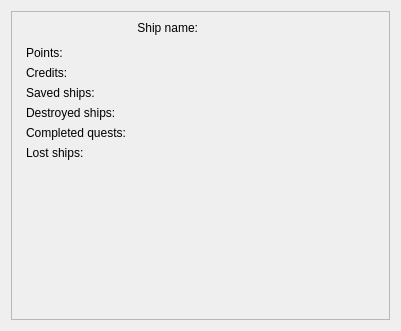
Qt form GalaxyGame/Student/statisticswindow.ui (ado130/GalaxyGame) before a commit.
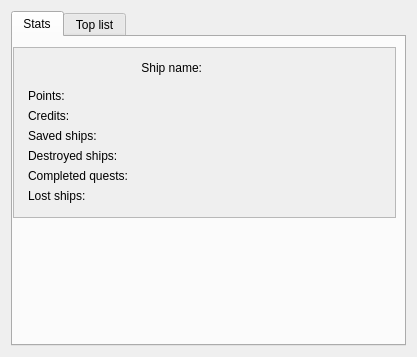
The same form after that commit. The open tabs and pages were chosen to show the change. Icons and pictures are not drawn.

Commit message: Merge + added top list

Patch:
```diff
--- a/GalaxyGame/Student/statisticswindow.ui
+++ b/GalaxyGame/Student/statisticswindow.ui
@@ -9,8 +9,8 @@
    <rect>
     <x>0</x>
     <y>0</y>
-    <width>401</width>
-    <height>331</height>
+    <width>417</width>
+    <height>357</height>
    </rect>
   </property>
   <property name="sizePolicy">
@@ -26,9 +26,25 @@
    <iconset resource="resources.qrc">
     <normaloff>:/images/images/favicon.png</normaloff>:/images/images/favicon.png</iconset>
   </property>
-  <layout class="QVBoxLayout" name="verticalLayout">
-   <item>
+  <layout class="QGridLayout" name="gridLayout_3">
+   <item row="0" column="0">
+    <widget class="QTabWidget" name="tabWidget">
+     <property name="currentIndex">
+      <number>1</number>
+     </property>
+     <widget class="QWidget" name="tabStats">
+      <attribute name="title">
+       <string>Stats</string>
+      </attribute>
     <widget class="QScrollArea" name="scrollArea">
+       <property name="geometry">
+        <rect>
+         <x>0</x>
+         <y>10</y>
+         <width>383</width>
+         <height>171</height>
+        </rect>
+       </property>
      <property name="sizePolicy">
       <sizepolicy hsizetype="Preferred" vsizetype="Preferred">
        <horstretch>0</horstretch>
@@ -44,10 +60,10 @@
         <x>0</x>
         <y>0</y>
         <width>381</width>
-        <height>311</height>
-       </rect>
-      </property>
-      <layout class="QVBoxLayout" name="verticalLayout_2" stretch="0,1">
+          <height>169</height>
+         </rect>
+        </property>
+        <layout class="QVBoxLayout" name="verticalLayout_2" stretch="0,0">
        <item>
         <layout class="QGridLayout" name="gridLayout">
          <property name="sizeConstraint">
@@ -76,10 +92,7 @@
         </layout>
        </item>
        <item>
-        <layout class="QFormLayout" name="formLayout">
-         <property name="fieldGrowthPolicy">
-          <enum>QFormLayout::ExpandingFieldsGrow</enum>
-         </property>
+          <layout class="QGridLayout" name="gridLayout_4">
          <property name="leftMargin">
           <number>5</number>
          </property>
@@ -134,20 +147,6 @@
            </property>
           </widget>
          </item>
-         <item row="5" column="0">
-          <widget class="QLabel" name="lostShipsTitleLbl">
-           <property name="text">
-            <string>Lost ships:</string>
-           </property>
-          </widget>
-         </item>
-         <item row="5" column="1">
-          <widget class="QLabel" name="lostShipsLbl">
-           <property name="text">
-            <string/>
-           </property>
-          </widget>
-         </item>
          <item row="3" column="0">
           <widget class="QLabel" name="destroyedShipsTitleLbl">
            <property name="text">
@@ -176,9 +175,45 @@
            </property>
           </widget>
          </item>
+           <item row="5" column="0">
+            <widget class="QLabel" name="lostShipsTitleLbl">
+             <property name="text">
+              <string>Lost ships:</string>
+             </property>
+            </widget>
+           </item>
+           <item row="5" column="1">
+            <widget class="QLabel" name="lostShipsLbl">
+             <property name="text">
+              <string/>
+             </property>
+            </widget>
+           </item>
         </layout>
        </item>
       </layout>
+       </widget>
+      </widget>
+     </widget>
+     <widget class="QWidget" name="tabTop">
+      <attribute name="title">
+       <string>Top list</string>
+      </attribute>
+      <widget class="QTreeWidget" name="treeWidget">
+       <property name="geometry">
+        <rect>
+         <x>10</x>
+         <y>10</y>
+         <width>371</width>
+         <height>291</height>
+        </rect>
+       </property>
+       <column>
+        <property name="text">
+         <string notr="true">1</string>
+        </property>
+       </column>
+      </widget>
      </widget>
     </widget>
    </item>
```
Lines whose indentation alone changed are shown as unchanged. The commit also changes 10 other files.
